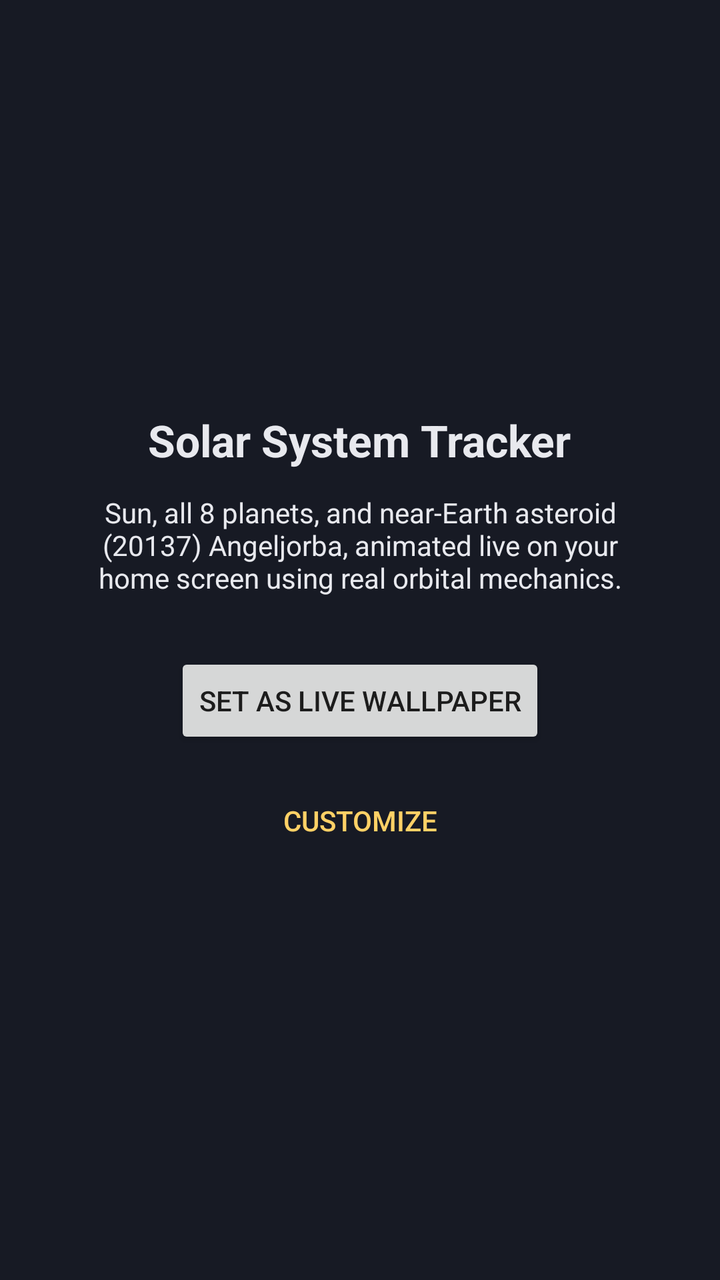
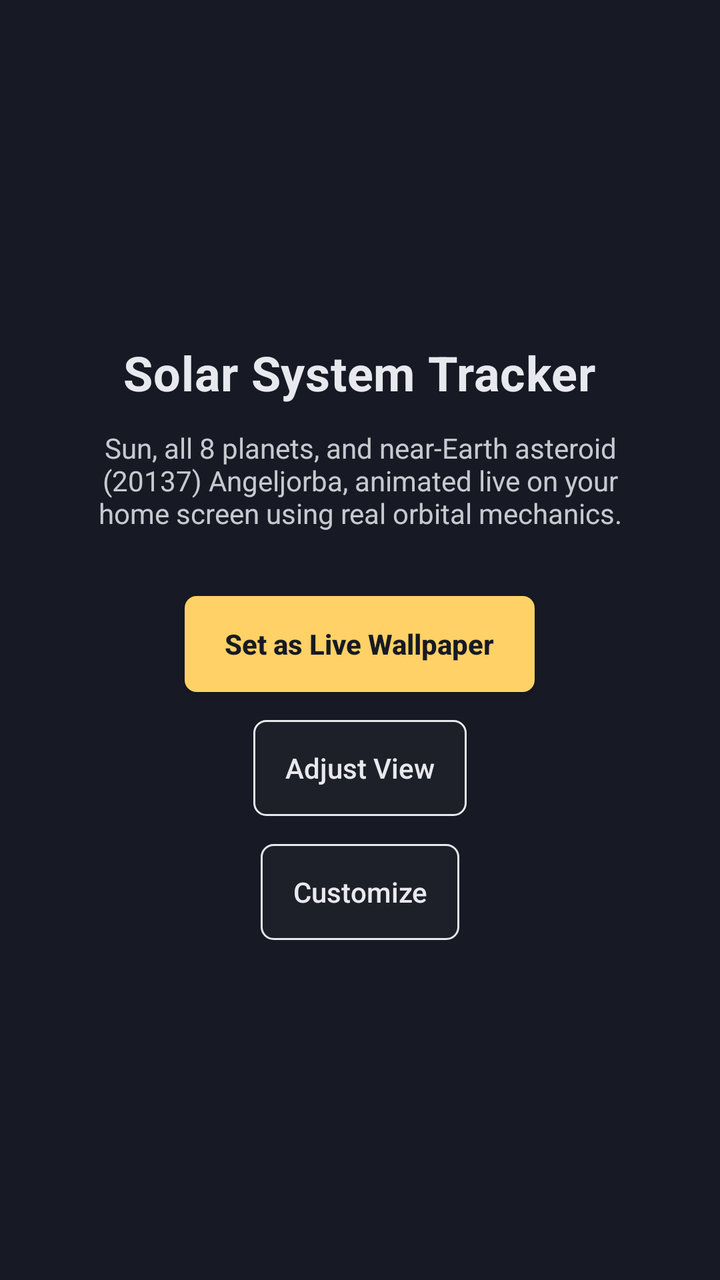

An Android layout rendered at two revisions. The XML below is the earlier revision; the diff shows what the commit changed to produce the second picture.
<!-- AndroidManifest.xml: activity theme Theme.SolarSystemWallpaper -->
<!-- res/layout/activity_main.xml -->
<?xml version="1.0" encoding="utf-8"?>
<LinearLayout xmlns:android="http://schemas.android.com/apk/res/android"
    android:layout_width="match_parent"
    android:layout_height="match_parent"
    android:orientation="vertical"
    android:gravity="center"
    android:padding="32dp"
    android:background="@color/background">

    <TextView
        android:layout_width="wrap_content"
        android:layout_height="wrap_content"
        android:text="@string/app_name"
        android:textColor="@color/foreground"
        android:textSize="22sp"
        android:textStyle="bold"
        android:layout_marginBottom="12dp" />

    <TextView
        android:layout_width="wrap_content"
        android:layout_height="wrap_content"
        android:text="@string/main_description"
        android:textColor="@color/foreground"
        android:textSize="14sp"
        android:gravity="center"
        android:layout_marginBottom="28dp" />

    <Button
        android:id="@+id/setWallpaperButton"
        android:layout_width="wrap_content"
        android:layout_height="wrap_content"
        android:text="@string/set_wallpaper_button" />

    <Button
        android:id="@+id/openSettingsButton"
        android:layout_width="wrap_content"
        android:layout_height="wrap_content"
        android:layout_marginTop="12dp"
        android:text="@string/open_settings_button"
        style="?android:attr/buttonBarButtonStyle" />

</LinearLayout>
<!-- resources referenced by this layout -->
<resources>
  <color name="background">#171A24</color>
  <color name="foreground">#E8E9EE</color>
  <string name="app_name">Solar System Tracker</string>
  <string name="main_description">Sun, all 8 planets, and near-Earth asteroid (20137) Angeljorba, animated live on your home screen using real orbital mechanics.</string>
  <string name="open_settings_button">Customize</string>
  <string name="set_wallpaper_button">Set as Live Wallpaper</string>
  <style name="Theme.SolarSystemWallpaper" parent="Theme.AppCompat.DayNight.NoActionBar">
          <item name="colorPrimary">@color/accent_default</item>
          <item name="colorPrimaryDark">@color/background</item>
          <item name="colorAccent">@color/accent_default</item>
          <item name="android:windowBackground">@color/background</item>
      </style>
  <color name="accent_default">#FFD166</color>
</resources>

<!-- the commit's change to res/layout/activity_main.xml (unified diff, before → after) -->
@@ -12,8 +12,9 @@
         android:layout_height="wrap_content"
         android:text="@string/app_name"
         android:textColor="@color/foreground"
-        android:textSize="22sp"
+        android:textSize="24sp"
         android:textStyle="bold"
+        android:letterSpacing="0.01"
         android:layout_marginBottom="12dp" />
 
     <TextView
@@ -21,22 +22,39 @@
         android:layout_height="wrap_content"
         android:text="@string/main_description"
         android:textColor="@color/foreground"
+        android:alpha="0.85"
         android:textSize="14sp"
         android:gravity="center"
-        android:layout_marginBottom="28dp" />
+        android:layout_marginBottom="32dp" />
 
     <Button
         android:id="@+id/setWallpaperButton"
         android:layout_width="wrap_content"
         android:layout_height="wrap_content"
-        android:text="@string/set_wallpaper_button" />
+        android:background="@drawable/pill_button_background_accent"
+        android:text="@string/set_wallpaper_button"
+        android:textColor="@color/background"
+        android:textStyle="bold"
+        android:textAllCaps="false" />
+
+    <Button
+        android:id="@+id/adjustViewButton"
+        android:layout_width="wrap_content"
+        android:layout_height="wrap_content"
+        android:layout_marginTop="14dp"
+        android:background="@drawable/pill_button_background"
+        android:text="@string/adjust_view_button"
+        android:textColor="@color/foreground"
+        android:textAllCaps="false" />
 
     <Button
         android:id="@+id/openSettingsButton"
         android:layout_width="wrap_content"
         android:layout_height="wrap_content"
-        android:layout_marginTop="12dp"
+        android:layout_marginTop="14dp"
+        android:background="@drawable/pill_button_background"
         android:text="@string/open_settings_button"
-        style="?android:attr/buttonBarButtonStyle" />
+        android:textColor="@color/foreground"
+        android:textAllCaps="false" />
 
 </LinearLayout>
<!-- resource entries referenced after the edit -->
@@ -2,6 +2,32 @@
 <resources>
   <color name="background">#171A24</color>
   <color name="foreground">#E8E9EE</color>
+  <!-- drawable pill_button_background (drawable) -->
+  <?xml version="1.0" encoding="utf-8"?>
+  <shape xmlns:android="http://schemas.android.com/apk/res/android"
+      android:shape="rectangle">
+      <solid android:color="@color/chrome_panel_bg" />
+      <stroke android:width="1dp" android:color="@color/foreground" />
+      <corners android:radius="6dp" />
+      <padding
+          android:left="16dp"
+          android:top="10dp"
+          android:right="16dp"
+          android:bottom="10dp" />
+  </shape>
+  <!-- drawable pill_button_background_accent (drawable) -->
+  <?xml version="1.0" encoding="utf-8"?>
+  <shape xmlns:android="http://schemas.android.com/apk/res/android"
+      android:shape="rectangle">
+      <solid android:color="@color/accent_default" />
+      <corners android:radius="6dp" />
+      <padding
+          android:left="20dp"
+          android:top="12dp"
+          android:right="20dp"
+          android:bottom="12dp" />
+  </shape>
+  <string name="adjust_view_button">Adjust View</string>
   <string name="app_name">Solar System Tracker</string>
   <string name="main_description">Sun, all 8 planets, and near-Earth asteroid (20137) Angeljorba, animated live on your home screen using real orbital mechanics.</string>
   <string name="open_settings_button">Customize</string>
@@ -12,6 +38,7 @@
           <item name="colorAccent">@color/accent_default</item>
           <item name="android:windowBackground">@color/background</item>
       </style>
+  <color name="chrome_panel_bg">#CC1E212B</color>
   <color name="accent_default">#FFD166</color>
 </resources>
 
